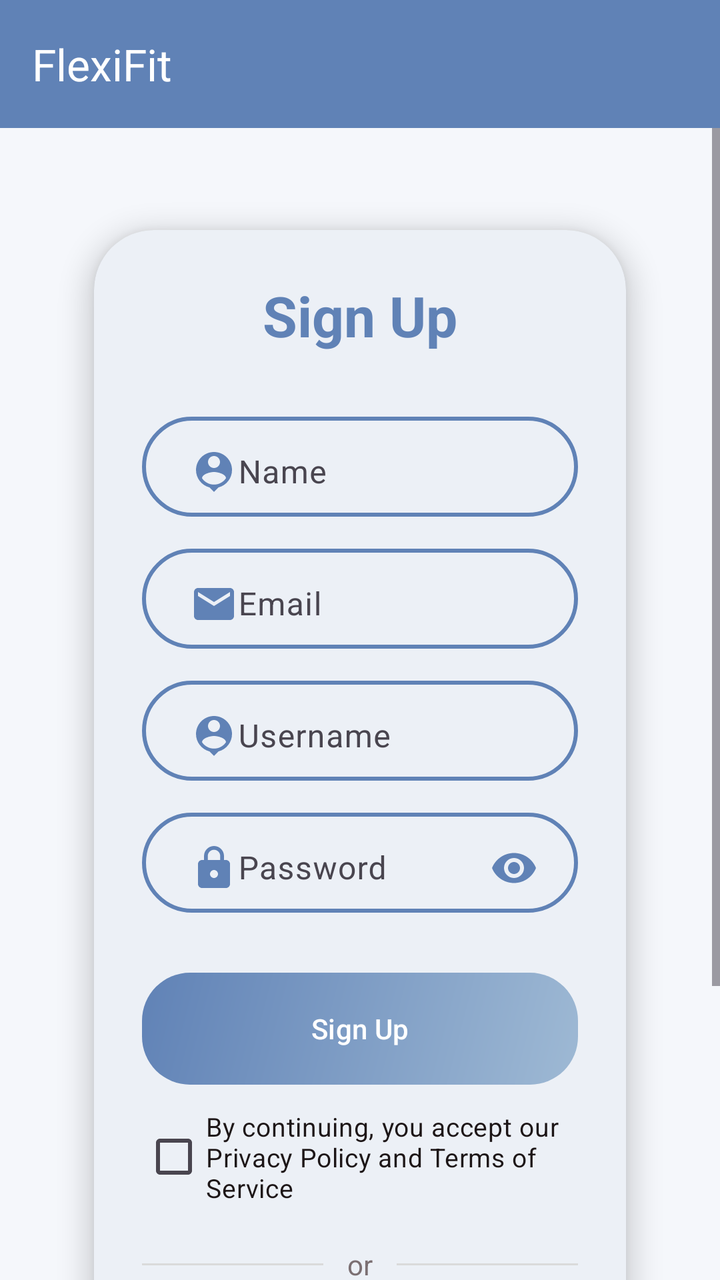
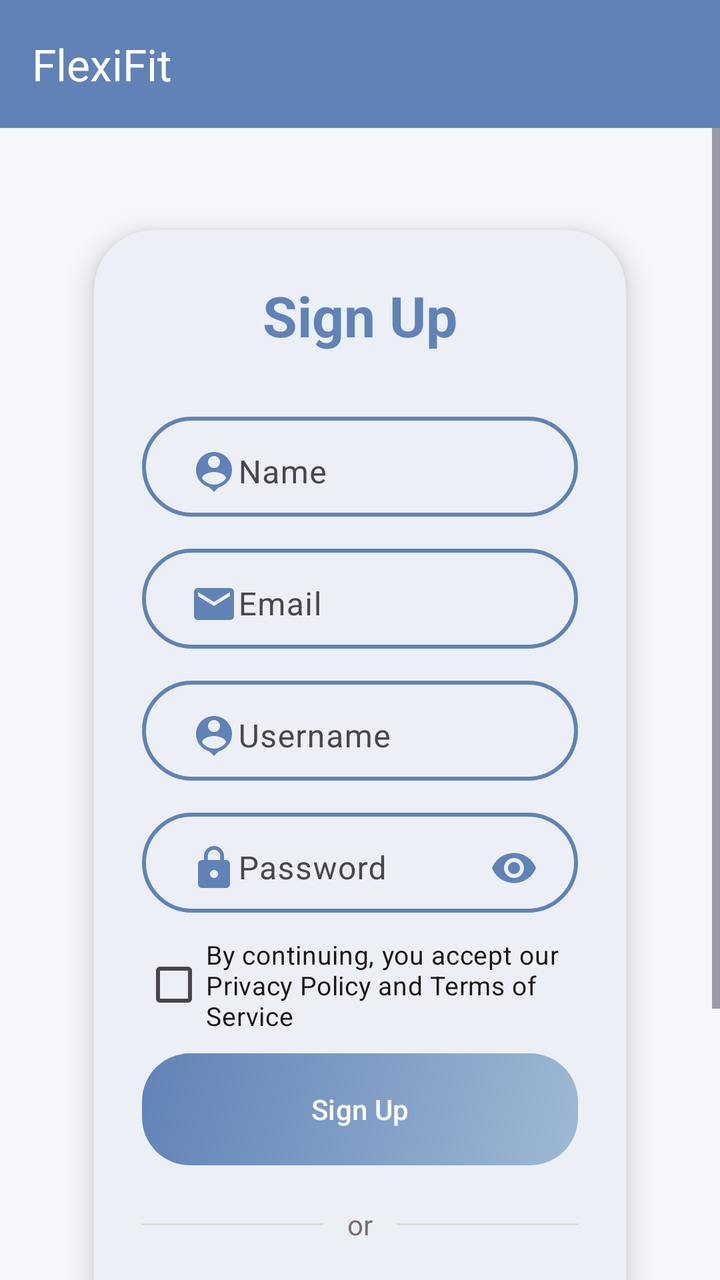

Two renders of the same Android screen: before a commit and after it. Below are the layout's source before the change and the commit's diff.
<!-- AndroidManifest.xml: application theme Theme.FlexiFitApp -->
<!-- res/layout/activity_signup.xml -->
<?xml version="1.0" encoding="utf-8"?>
<LinearLayout
    xmlns:android="http://schemas.android.com/apk/res/android"
    xmlns:app="http://schemas.android.com/apk/res-auto"
    xmlns:tools="http://schemas.android.com/tools"
    android:layout_width="match_parent"
    android:layout_height="match_parent"
    android:orientation="vertical"
    android:background="@color/background"
    tools:context=".SignupActivity">

    <com.google.android.material.appbar.MaterialToolbar
        android:id="@+id/topAppBar"
        android:layout_width="match_parent"
        android:layout_height="wrap_content"
        android:background="@color/colorPrimary"
        android:theme="@style/ThemeOverlay.Material3.Dark.ActionBar"
        app:title="FlexiFit"
        app:titleTextColor="@color/white" />

    <FrameLayout
        android:layout_width="match_parent"
        android:layout_height="0dp"
        android:layout_weight="1">

        <ScrollView
            android:layout_width="match_parent"
            android:layout_height="match_parent"
            android:padding="0dp">

            <LinearLayout
                android:layout_width="match_parent"
                android:layout_height="wrap_content"
                android:gravity="center_horizontal"
                android:orientation="vertical">

                <com.google.android.material.card.MaterialCardView
                    android:id="@+id/cardSignup"
                    android:layout_width="match_parent"
                    android:layout_height="wrap_content"
                    android:layout_margin="30dp"
                    app:cardBackgroundColor="@color/surface"
                    app:cardCornerRadius="30dp"
                    app:cardElevation="8dp"
                    app:cardUseCompatPadding="true"
                    app:strokeColor="@color/colorPrimary"
                    app:strokeWidth="0dp">

                    <LinearLayout
                        android:layout_width="match_parent"
                        android:layout_height="wrap_content"
                        android:orientation="vertical"
                        android:padding="24dp">

                        <TextView
                            android:id="@+id/signupTitle"
                            android:layout_width="match_parent"
                            android:layout_height="wrap_content"
                            android:text="Sign Up"
                            android:textAlignment="center"
                            android:textColor="@color/aut_color"
                            android:textSize="28sp"
                            android:textStyle="bold" />

                        <com.google.android.material.textfield.TextInputLayout
                            android:layout_width="match_parent"
                            android:layout_height="50dp"
                            android:layout_marginTop="32dp"
                            android:background="@drawable/flexifit_border"
                            android:paddingHorizontal="8dp"
                            app:hintTextColor="@color/textPrimary">

                            <com.google.android.material.textfield.TextInputEditText
                                android:id="@+id/signup_name"
                                android:layout_width="match_parent"
                                android:layout_height="match_parent"
                                android:background="@android:color/transparent"
                                android:drawableStart="@drawable/baseline_person_pin_24"
                                android:drawableTint="@color/colorPrimary"
                                android:hint="Name"
                                android:padding="8dp"
                                android:textColor="@color/textPrimary"
                                android:textColorHint="@color/textPrimary" />
                        </com.google.android.material.textfield.TextInputLayout>

                        <com.google.android.material.textfield.TextInputLayout
                            android:layout_width="match_parent"
                            android:layout_height="50dp"
                            android:layout_marginTop="16dp"
                            android:background="@drawable/flexifit_border"
                            android:paddingHorizontal="8dp"
                            app:hintTextColor="@color/textPrimary">

                            <com.google.android.material.textfield.TextInputEditText
                                android:id="@+id/signup_email"
                                android:layout_width="match_parent"
                                android:layout_height="match_parent"
                                android:background="@android:color/transparent"
                                android:drawableStart="@drawable/baseline_email_24"
                                android:drawableTint="@color/colorPrimary"
                                android:hint="Email"
                                android:inputType="textEmailAddress"
                                android:padding="8dp"
                                android:textColor="@color/textPrimary"
                                android:textColorHint="@color/textPrimary" />
                        </com.google.android.material.textfield.TextInputLayout>

                        <com.google.android.material.textfield.TextInputLayout
                            android:layout_width="match_parent"
                            android:layout_height="50dp"
                            android:layout_marginTop="16dp"
                            android:background="@drawable/flexifit_border"
                            android:paddingHorizontal="8dp"
                            app:hintTextColor="@color/textSecondary">

                            <com.google.android.material.textfield.TextInputEditText
                                android:id="@+id/signup_username"
                                android:layout_width="match_parent"
                                android:layout_height="match_parent"
                                android:background="@android:color/transparent"
                                android:drawableStart="@drawable/baseline_person_pin_24"
                                android:drawableTint="@color/colorPrimary"
                                android:hint="Username"
                                android:padding="8dp"
                                android:textColor="@color/textPrimary"
                                android:textColorHint="@color/textPrimary" />
                        </com.google.android.material.textfield.TextInputLayout>

                        <com.google.android.material.textfield.TextInputLayout
                            android:id="@+id/tilpass"
                            android:layout_width="match_parent"
                            android:layout_height="50dp"
                            android:layout_marginTop="16dp"
                            android:background="@drawable/flexifit_border"
                            android:paddingHorizontal="8dp"
                            app:endIconMode="password_toggle"
                            app:endIconTint="@color/colorPrimary"
                            app:errorIconDrawable="@null"
                            app:hintTextColor="@color/textPrimary">

                            <com.google.android.material.textfield.TextInputEditText
                                android:id="@+id/signup_password"
                                android:layout_width="match_parent"
                                android:layout_height="match_parent"
                                android:background="@android:color/transparent"
                                android:drawableStart="@drawable/baseline_lock_24"
                                android:drawableTint="@color/colorPrimary"
                                android:hint="Password"
                                android:inputType="textPassword"
                                android:padding="8dp"
                                android:textColor="@color/textPrimary"
                                android:textColorHint="@color/textPrimary" />
                        </com.google.android.material.textfield.TextInputLayout>

                        <com.google.android.material.button.MaterialButton
                            android:id="@+id/signup_button"
                            style="@style/Widget.Material3.Button"
                            android:layout_width="match_parent"
                            android:layout_height="56dp"
                            android:layout_marginTop="30dp"
                            android:background="@drawable/btn_gradient"
                            android:text="Sign Up"
                            android:textAllCaps="false"
                            android:textColor="@color/white"
                            app:backgroundTint="@null"
                            app:cornerRadius="24dp" />

                        <CheckBox
                            android:id="@+id/cbTermsSignup"
                            android:layout_width="match_parent"
                            android:layout_height="wrap_content"
                            android:layout_marginTop="12dp"
                            android:buttonTint="@color/colorPrimary"
                            android:text="By continuing, you accept our Privacy Policy and Terms of Service"
                            android:textColor="@color/textPrimary"
                            android:textSize="13sp" />

                        <LinearLayout
                            android:layout_width="match_parent"
                            android:layout_height="wrap_content"
                            android:layout_marginTop="20dp"
                            android:gravity="center_vertical"
                            android:orientation="horizontal">

                            <View
                                android:layout_width="0dp"
                                android:layout_height="1dp"
                                android:layout_weight="2"
                                android:background="#DADADA" />

                            <TextView
                                android:layout_width="wrap_content"
                                android:layout_height="wrap_content"
                                android:layout_marginHorizontal="12dp"
                                android:text="or"
                                android:textColor="@color/textSecondary"
                                android:textSize="14sp" />

                            <View
                                android:layout_width="0dp"
                                android:layout_height="1dp"
                                android:layout_weight="2"
                                android:background="#DADADA" />
                        </LinearLayout>

                        <com.google.android.material.button.MaterialButton
                            android:id="@+id/btnGoogleSignup"
                            style="@style/Widget.Material3.Button.OutlinedButton"
                            android:layout_width="match_parent"
                            android:layout_height="56dp"
                            android:layout_marginTop="18dp"
                            android:text="Sign up with Google"
                            android:textAllCaps="false"
                            android:textColor="@color/textPrimary"
                            app:cornerRadius="24dp"
                            app:icon="@drawable/ic_google"
                            app:iconGravity="textStart"
                            app:iconPadding="12dp"
                            app:iconTint="@null"
                            app:strokeColor="@color/colorPrimary"
                            app:strokeWidth="1dp" />

                        <TextView
                            android:id="@+id/loginRedirectText"
                            android:layout_width="wrap_content"
                            android:layout_height="wrap_content"
                            android:layout_gravity="center"
                            android:layout_marginTop="12dp"
                            android:padding="8dp"
                            android:text="Already a user? Login"
                            android:textColor="@color/redirect_color"
                            android:textSize="14sp" />

                    </LinearLayout>
                </com.google.android.material.card.MaterialCardView>
            </LinearLayout>
        </ScrollView>

        <FrameLayout
            android:id="@+id/loadingOverlay"
            android:layout_width="match_parent"
            android:layout_height="match_parent"
            android:background="#80000000"
            android:clickable="true"
            android:focusable="true"
            android:visibility="gone">

            <com.google.android.material.progressindicator.CircularProgressIndicator
                android:layout_width="60dp"
                android:layout_height="60dp"
                android:layout_gravity="center"
                app:indicatorSize="60dp"
                app:trackThickness="5dp" />
        </FrameLayout>

    </FrameLayout>

</LinearLayout>
<!-- resources referenced by this layout -->
<resources>
  <color name="aut_color">@color/colorPrimary</color>
  <color name="background">#F5F7FB</color>
  <color name="colorPrimary">#6082B6</color>
  <color name="redirect_color">@color/colorPrimary</color>
  <color name="surface">#FFFFFF</color>
  <color name="textPrimary">#1d1617 </color>
  <color name="textSecondary">#7b6f72 </color>
  <color name="white">#FFFFFF</color>
  <!-- drawable baseline_email_24 (drawable) -->
  <vector xmlns:android="http://schemas.android.com/apk/res/android" android:height="24dp" android:tint="@color/colorPrimary" android:viewportHeight="24" android:viewportWidth="24" android:width="24dp">
        
      <path android:fillColor="@android:color/white" android:pathData="M20,4L4,4c-1.1,0 -1.99,0.9 -1.99,2L2,18c0,1.1 0.9,2 2,2h16c1.1,0 2,-0.9 2,-2L22,6c0,-1.1 -0.9,-2 -2,-2zM20,8l-8,5 -8,-5L4,6l8,5 8,-5v2z"/>
      
  </vector>
  <!-- drawable baseline_lock_24 (drawable) -->
  <vector xmlns:android="http://schemas.android.com/apk/res/android" android:height="24dp" android:tint="@color/colorPrimary" android:viewportHeight="24" android:viewportWidth="24" android:width="24dp">
        
      <path android:fillColor="@android:color/white" android:pathData="M18,8h-1L17,6c0,-2.76 -2.24,-5 -5,-5S7,3.24 7,6v2L6,8c-1.1,0 -2,0.9 -2,2v10c0,1.1 0.9,2 2,2h12c1.1,0 2,-0.9 2,-2L20,10c0,-1.1 -0.9,-2 -2,-2zM12,17c-1.1,0 -2,-0.9 -2,-2s0.9,-2 2,-2 2,0.9 2,2 -0.9,2 -2,2zM15.1,8L8.9,8L8.9,6c0,-1.71 1.39,-3.1 3.1,-3.1 1.71,0 3.1,1.39 3.1,3.1v2z"/>
      
  </vector>
  <!-- drawable btn_gradient (drawable) -->
  <?xml version="1.0" encoding="utf-8"?>
  <shape xmlns:android="http://schemas.android.com/apk/res/android">
      <gradient
          android:startColor="@color/gradientStart"
          android:endColor="@color/gradientEnd"
          android:angle="315"
          android:type="linear" />
  
      <corners android:radius="24dp" />
  </shape>
  <!-- drawable flexifit_border (drawable) -->
  <?xml version="1.0" encoding="utf-8"?>
  <shape xmlns:android="http://schemas.android.com/apk/res/android"
      android:shape="rectangle">
  
      <stroke
          android:width="2dp"
          android:color="@color/colorPrimary"/>
  
      <corners
          android:radius="30dp"/>
  
  </shape>
  <style name="Theme.FlexiFitApp" parent="Base.Theme.FlexiFitApp">
          
          <item name="navigationViewStyle">@style/Widget.FlexiFit.NavigationView</item>
      </style>
  <color name="gradientStart">#6082B6</color>
  <color name="gradientEnd">#9eb9d4   </color>
  <style name="Widget.FlexiFit.NavigationView" parent="Widget.Material3.NavigationView">
          
          <item name="android:background">@color/drawer_bg</item>
  
          
          <item name="itemTextColor">@color/nav_item_text_color</item>
          <item name="itemIconTint">@color/nav_item_icon_tint</item>
  
          
          <item name="itemBackground">@drawable/nav_item_background</item>
      </style>
  <color name="drawer_bg">#FFFFFF</color>
  <!-- drawable nav_item_background (drawable) -->
  <?xml version="1.0" encoding="utf-8"?>
  <selector xmlns:android="http://schemas.android.com/apk/res/android">
      
      <item android:state_checked="true" android:drawable="@drawable/nav_item_bg_selected" />
      
      <item android:drawable="@android:color/transparent" />
  </selector>
  <!-- drawable nav_item_bg_selected (drawable) -->
  <?xml version="1.0" encoding="utf-8"?>
  <shape xmlns:android="http://schemas.android.com/apk/res/android"
      android:shape="rectangle">
  
      <solid android:color="@color/nav_item_active_bg" />
  
      
      <corners android:radius="24dp" />
  
  </shape>
  <color name="nav_item_active_bg">@color/colorPrimary</color>
  <!-- unchanged entries left out for length: 3 -->
</resources>

<!-- the commit's change to res/layout/activity_signup.xml (unified diff, before → after) -->
@@ -152,28 +152,28 @@
                                 android:textColorHint="@color/textPrimary" />
                         </com.google.android.material.textfield.TextInputLayout>
 
+                        <CheckBox
+                            android:id="@+id/cbTermsSignup"
+                            android:layout_width="match_parent"
+                            android:layout_height="wrap_content"
+                            android:layout_marginTop="12dp"
+                            android:buttonTint="@color/colorPrimary"
+                            android:text="By continuing, you accept our Privacy Policy and Terms of Service"
+                            android:textColor="@color/textPrimary"
+                            android:textSize="13sp" />
+
                         <com.google.android.material.button.MaterialButton
                             android:id="@+id/signup_button"
                             style="@style/Widget.Material3.Button"
                             android:layout_width="match_parent"
                             android:layout_height="56dp"
-                            android:layout_marginTop="30dp"
+                            android:layout_marginTop="10dp"
                             android:background="@drawable/btn_gradient"
                             android:text="Sign Up"
                             android:textAllCaps="false"
                             android:textColor="@color/white"
                             app:backgroundTint="@null"
                             app:cornerRadius="24dp" />
-
-                        <CheckBox
-                            android:id="@+id/cbTermsSignup"
-                            android:layout_width="match_parent"
-                            android:layout_height="wrap_content"
-                            android:layout_marginTop="12dp"
-                            android:buttonTint="@color/colorPrimary"
-                            android:text="By continuing, you accept our Privacy Policy and Terms of Service"
-                            android:textColor="@color/textPrimary"
-                            android:textSize="13sp" />
 
                         <LinearLayout
                             android:layout_width="match_parent"
